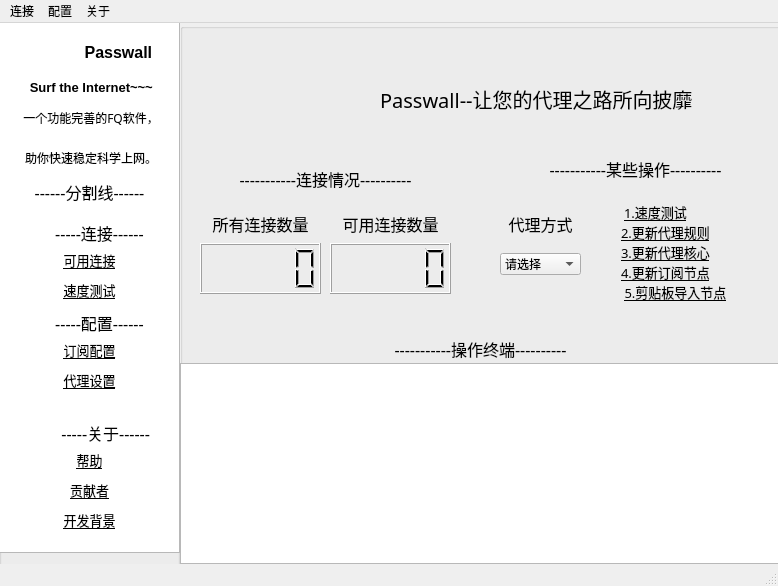
This is gui.ui in together08/Passwall as Qt 5 draws it before an edit. The edited form follows.
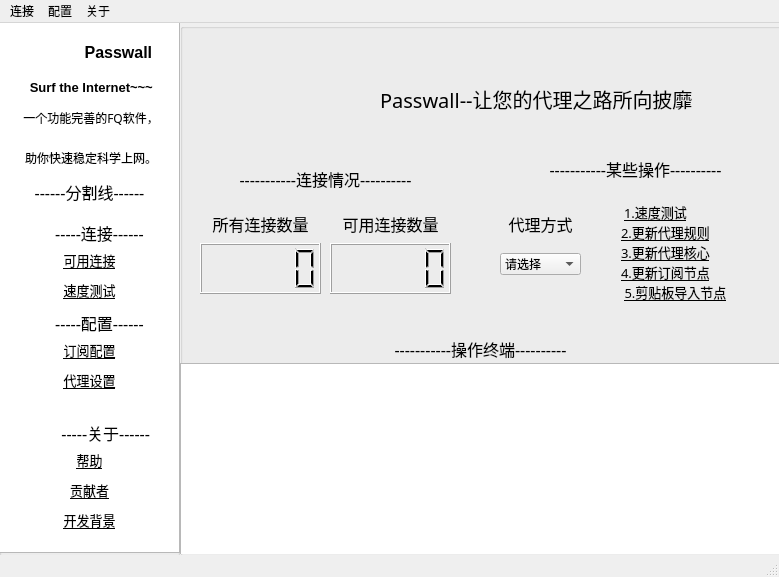
This is the edited form. Icons and pictures are not drawn.

Patch:
```diff
--- a/gui.ui
+++ b/gui.ui
@@ -6,8 +6,8 @@
    <rect>
     <x>0</x>
     <y>0</y>
-    <width>778</width>
-    <height>586</height>
+    <width>779</width>
+    <height>577</height>
    </rect>
   </property>
   <property name="windowTitle">
@@ -885,7 +885,7 @@
        <x>0</x>
        <y>310</y>
        <width>601</width>
-       <height>241</height>
+       <height>221</height>
       </rect>
      </property>
      <widget class="QLabel" name="Terminal_Label">
@@ -935,7 +935,7 @@
     <rect>
      <x>0</x>
      <y>0</y>
-     <width>778</width>
+     <width>779</width>
      <height>23</height>
     </rect>
    </property>
```
